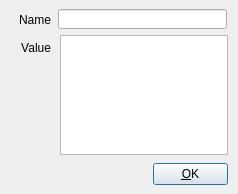
Old version of the form src/Widgets/Inspector/TemplateDataDialog.ui in the repository CasparCG/client.
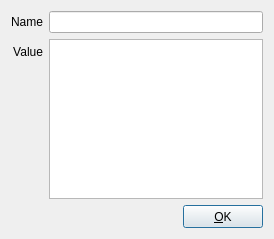
New version of the form.

Commit message: UPDATE: Enter closes the template data dialog. NEW: Delay -1 will not add the command to the delay queue.

The edit to the form file:
```diff
--- a/src/Widgets/Inspector/TemplateDataDialog.ui
+++ b/src/Widgets/Inspector/TemplateDataDialog.ui
@@ -6,84 +6,139 @@
    <rect>
     <x>0</x>
     <y>0</y>
-    <width>238</width>
-    <height>194</height>
+    <width>274</width>
+    <height>239</height>
    </rect>
   </property>
   <property name="windowTitle">
    <string>New Template Data</string>
   </property>
-  <widget class="QPushButton" name="pushButtonOK">
-   <property name="geometry">
-    <rect>
-     <x>153</x>
-     <y>163</y>
-     <width>75</width>
-     <height>22</height>
-    </rect>
-   </property>
-   <property name="text">
-    <string>&amp;OK</string>
-   </property>
-   <property name="shortcut">
-    <string>Alt+O</string>
-   </property>
-  </widget>
-  <widget class="QLabel" name="labelDataValue">
-   <property name="geometry">
-    <rect>
-     <x>10</x>
-     <y>38</y>
-     <width>41</width>
-     <height>20</height>
-    </rect>
-   </property>
-   <property name="text">
-    <string>Value</string>
-   </property>
-   <property name="alignment">
-    <set>Qt::AlignRight|Qt::AlignTrailing|Qt::AlignVCenter</set>
-   </property>
-  </widget>
-  <widget class="QLineEdit" name="lineEditName">
-   <property name="geometry">
-    <rect>
-     <x>58</x>
-     <y>9</y>
-     <width>169</width>
-     <height>20</height>
-    </rect>
-   </property>
-  </widget>
-  <widget class="QLabel" name="labelDataName">
-   <property name="geometry">
-    <rect>
-     <x>10</x>
-     <y>10</y>
-     <width>41</width>
-     <height>20</height>
-    </rect>
-   </property>
-   <property name="text">
-    <string>Name</string>
-   </property>
-   <property name="alignment">
-    <set>Qt::AlignRight|Qt::AlignTrailing|Qt::AlignVCenter</set>
-   </property>
-  </widget>
-  <widget class="QTextEdit" name="textEditValue">
-   <property name="geometry">
-    <rect>
-     <x>60</x>
-     <y>35</y>
-     <width>168</width>
-     <height>120</height>
-    </rect>
-   </property>
-   <property name="tabChangesFocus">
-    <bool>true</bool>
-   </property>
-  </widget>
+  <layout class="QVBoxLayout" name="verticalLayout_4">
+   <item>
+    <layout class="QHBoxLayout" name="horizontalLayout_2">
+     <item>
+      <layout class="QVBoxLayout" name="verticalLayout">
+       <item>
+        <spacer name="verticalSpacer_3">
+         <property name="orientation">
+          <enum>Qt::Vertical</enum>
+         </property>
+         <property name="sizeType">
+          <enum>QSizePolicy::Fixed</enum>
+         </property>
+         <property name="sizeHint" stdset="0">
+          <size>
+           <width>20</width>
+           <height>4</height>
+          </size>
+         </property>
+        </spacer>
+       </item>
+       <item>
+        <widget class="QLabel" name="labelDataName">
+         <property name="text">
+          <string>Name</string>
+         </property>
+         <property name="alignment">
+          <set>Qt::AlignRight|Qt::AlignTrailing|Qt::AlignVCenter</set>
+         </property>
+        </widget>
+       </item>
+       <item>
+        <spacer name="verticalSpacer_2">
+         <property name="orientation">
+          <enum>Qt::Vertical</enum>
+         </property>
+         <property name="sizeType">
+          <enum>QSizePolicy::Fixed</enum>
+         </property>
+         <property name="sizeHint" stdset="0">
+          <size>
+           <width>20</width>
+           <height>10</height>
+          </size>
+         </property>
+        </spacer>
+       </item>
+       <item>
+        <widget class="QLabel" name="labelDataValue">
+         <property name="text">
+          <string>Value</string>
+         </property>
+         <property name="alignment">
+          <set>Qt::AlignRight|Qt::AlignTrailing|Qt::AlignVCenter</set>
+         </property>
+        </widget>
+       </item>
+       <item>
+        <spacer name="verticalSpacer">
+         <property name="orientation">
+          <enum>Qt::Vertical</enum>
+         </property>
+         <property name="sizeHint" stdset="0">
+          <size>
+           <width>20</width>
+           <height>40</height>
+          </size>
+         </property>
+        </spacer>
+       </item>
+      </layout>
+     </item>
+     <item>
+      <layout class="QVBoxLayout" name="verticalLayout_3">
+       <item>
+        <layout class="QVBoxLayout" name="verticalLayout_2">
+         <item>
+          <widget class="QLineEdit" name="lineEditName"/>
+         </item>
+         <item>
+          <widget class="QTextEdit" name="textEditValue">
+           <property name="tabChangesFocus">
+            <bool>true</bool>
+           </property>
+          </widget>
+         </item>
+        </layout>
+       </item>
+       <item>
+        <layout class="QHBoxLayout" name="horizontalLayout">
+         <item>
+          <spacer name="horizontalSpacer">
+           <property name="orientation">
+            <enum>Qt::Horizontal</enum>
+           </property>
+           <property name="sizeHint" stdset="0">
+            <size>
+             <width>40</width>
+             <height>20</height>
+            </size>
+           </property>
+          </spacer>
+         </item>
+         <item>
+          <widget class="QPushButton" name="pushButtonOK">
+           <property name="minimumSize">
+            <size>
+             <width>75</width>
+             <height>23</height>
+            </size>
+           </property>
+           <property name="text">
+            <string>&amp;OK</string>
+           </property>
+           <property name="shortcut">
+            <string>Alt+O</string>
+           </property>
+          </widget>
+         </item>
+        </layout>
+       </item>
+      </layout>
+     </item>
+    </layout>
+   </item>
+  </layout>
  </widget>
  <tabstops>
   <tabstop>lineEditName</tabstop>
```
The commit also changes 46 other files.
